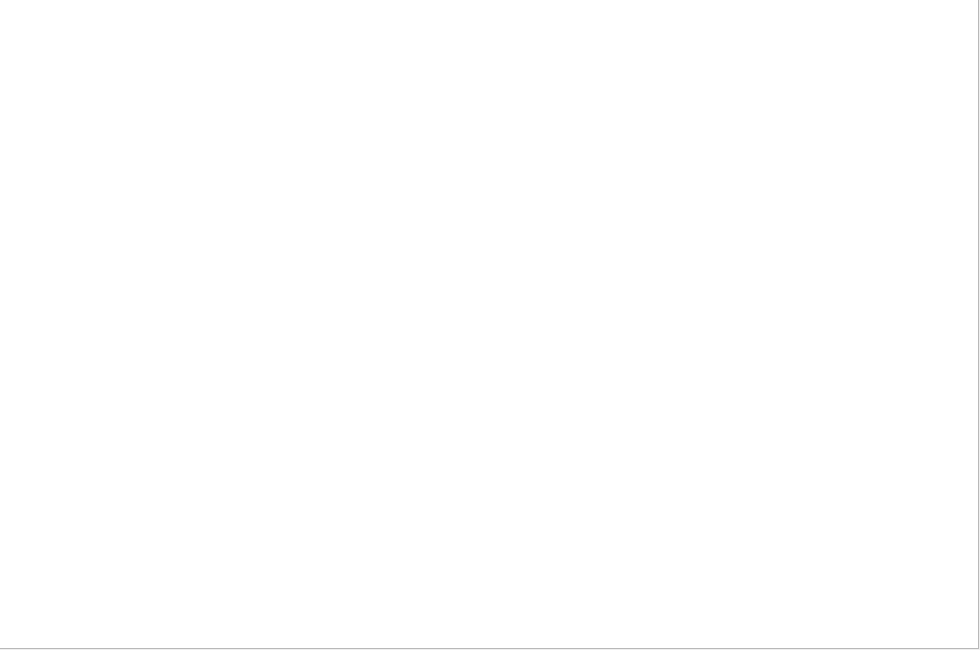
First picture: the form in rebate.ui, repository Santiago-F1/FinalGroupProjectCS1C, before the edit.
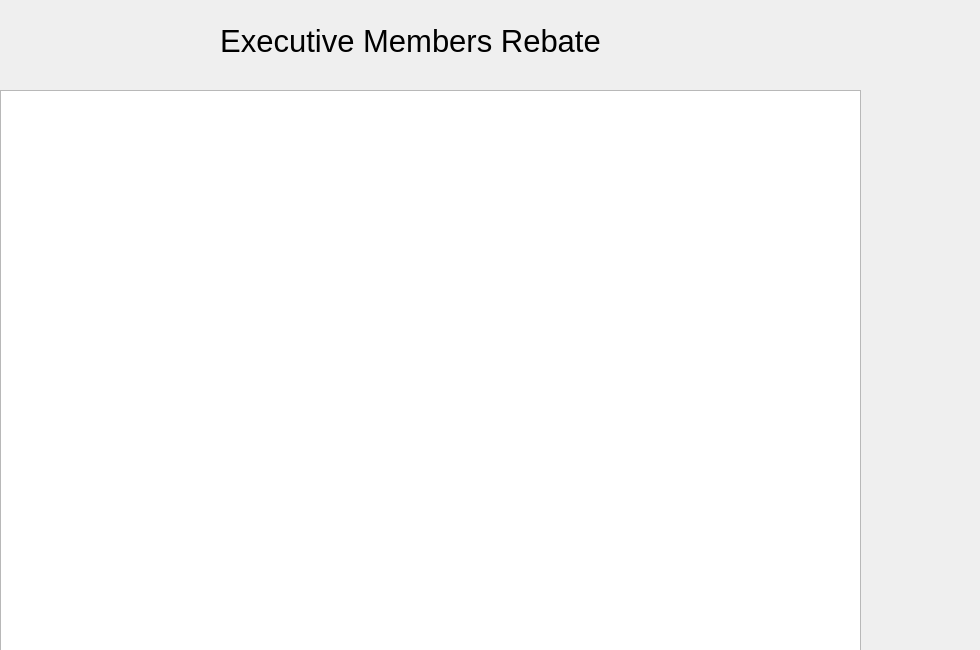
Second picture: the form after the edit.

The edit to the form file:
```diff
--- a/rebate.ui
+++ b/rebate.ui
@@ -19,10 +19,10 @@
   <widget class="QTableView" name="tableView">
    <property name="geometry">
     <rect>
-     <x>-1</x>
-     <y>-1</y>
-     <width>980</width>
-     <height>650</height>
+     <x>0</x>
+     <y>90</y>
+     <width>861</width>
+     <height>561</height>
     </rect>
    </property>
    <property name="styleSheet">
@@ -44,6 +44,31 @@
     <bool>true</bool>
    </property>
   </widget>
+  <widget class="QLabel" name="label_6">
+   <property name="geometry">
+    <rect>
+     <x>110</x>
+     <y>0</y>
+     <width>601</width>
+     <height>81</height>
+    </rect>
+   </property>
+   <property name="font">
+    <font>
+     <family>Nirmala UI</family>
+     <pointsize>23</pointsize>
+    </font>
+   </property>
+   <property name="text">
+    <string>Executive Members Rebate</string>
+   </property>
+   <property name="alignment">
+    <set>Qt::AlignCenter</set>
+   </property>
+   <property name="wordWrap">
+    <bool>true</bool>
+   </property>
+  </widget>
  </widget>
  <resources/>
  <connections/>
```
